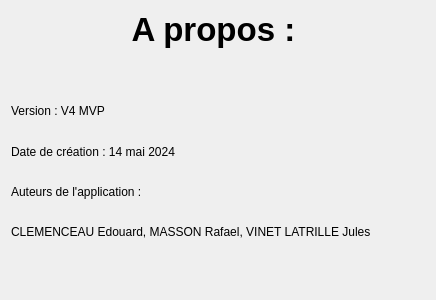
The window that v5MVP_CLEMENCEAU_MASSON_VINET_TP4/code/apropos.ui (jvlatrille/LecteurDiaporama) describes before a commit, drawn with Qt 5.
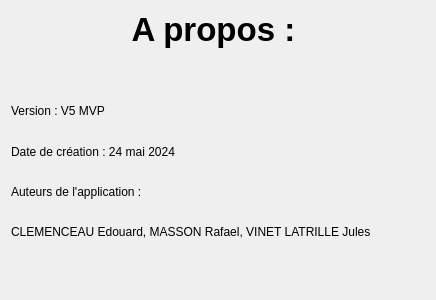
The same window after the commit.

```diff
--- a/v5MVP_CLEMENCEAU_MASSON_VINET_TP4/code/apropos.ui
+++ b/v5MVP_CLEMENCEAU_MASSON_VINET_TP4/code/apropos.ui
@@ -51,14 +51,14 @@
      <item>
       <widget class="QLabel" name="label_2">
        <property name="text">
-        <string>Version : V4 MVP</string>
+        <string>Version : V5 MVP</string>
        </property>
       </widget>
      </item>
      <item>
       <widget class="QLabel" name="label_3">
        <property name="text">
-        <string>Date de création : 14 mai 2024</string>
+        <string>Date de création : 24 mai 2024</string>
        </property>
       </widget>
      </item>
```
